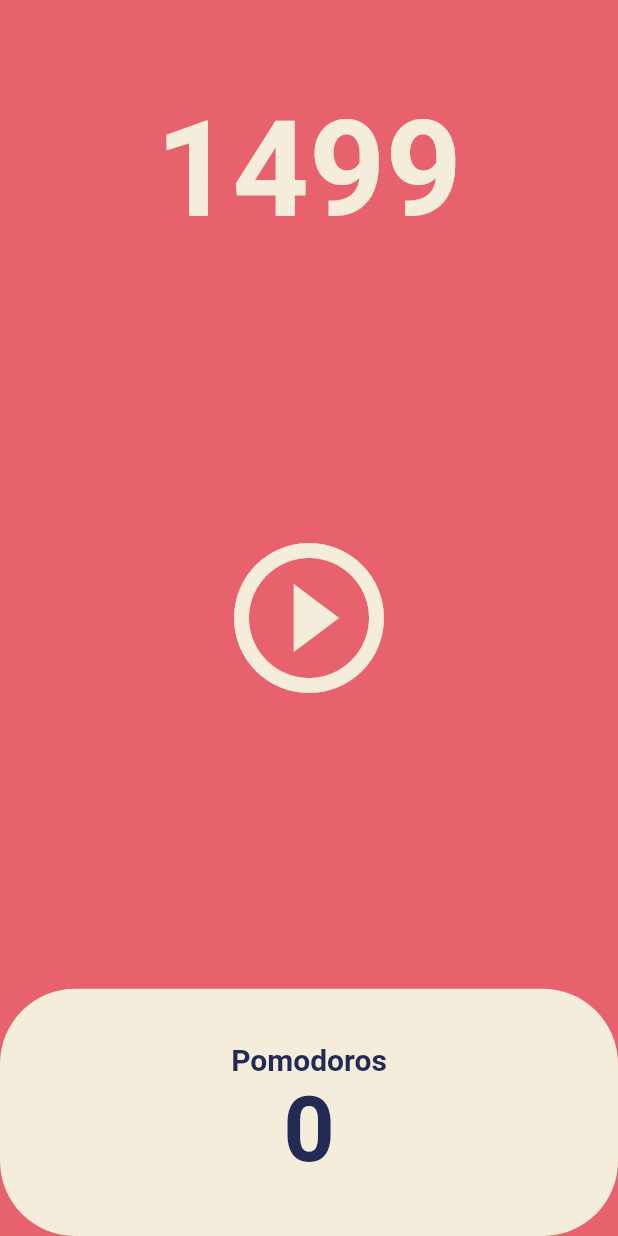
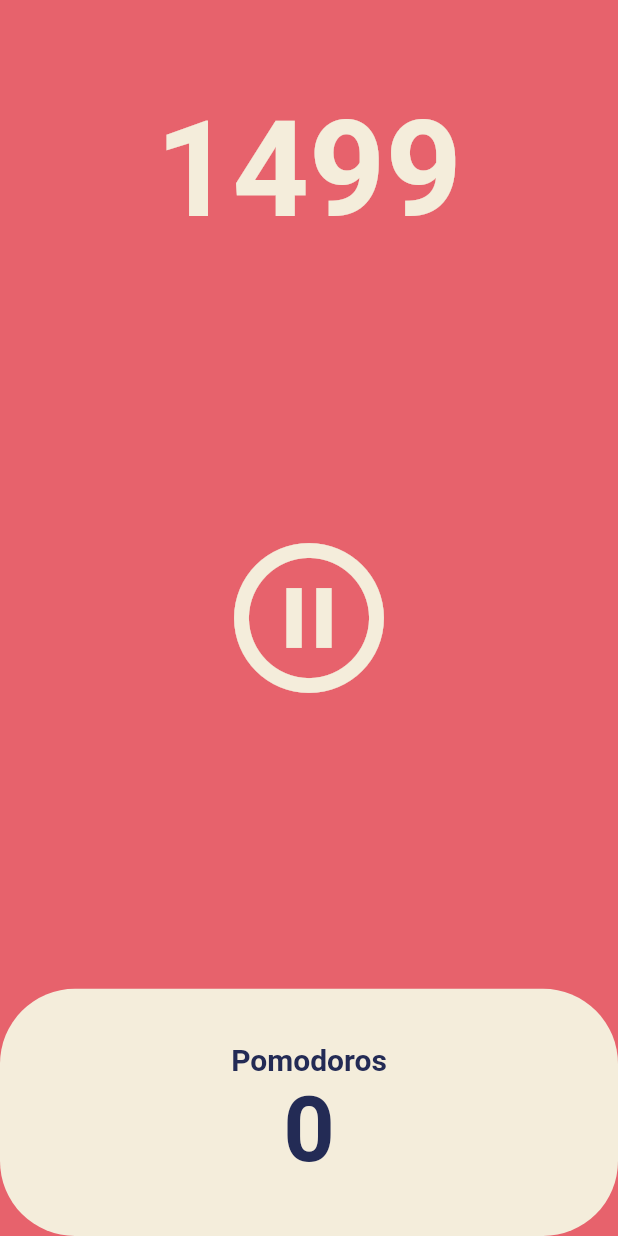
Before and after one commit to tacowasabii/Flutter-Pomodoro, a Flutter app: the screen it shows after launch, after a tap on the "play circle outline" icon, on a phone screen of 412 x 824 dp. Run offline on Flutter 3.47's test engine with Material 2 defaults, Android fonts, the light colour scheme and no system bars.

Commit message:
pause play

```diff
--- a/lib/screens/home_screen.dart
+++ b/lib/screens/home_screen.dart
@@ -11,6 +11,7 @@ class HomeScreen extends StatefulWidget {
 
 class _HomeScreenState extends State<HomeScreen> {
   int totalSeconds = 1500;
+  bool isRunning = false;
   late Timer timer;
 
   void onTick(Timer timer) {
@@ -24,6 +25,16 @@ class _HomeScreenState extends State<HomeScreen> {
       const Duration(seconds: 1),
       onTick,
     );
+    setState(() {
+      isRunning = true;
+    });
+  }
+
+  void onPausePressed() {
+    timer.cancel();
+    setState(() {
+      isRunning = false;
+    });
   }
 
   @override
@@ -49,8 +60,10 @@ class _HomeScreenState extends State<HomeScreen> {
             flex: 3,
             child: Center(
               child: IconButton(
-                onPressed: onStartPressed,
-                icon: const Icon(Icons.play_circle_outline),
+                onPressed: isRunning ? onPausePressed : onStartPressed,
+                icon: Icon(isRunning
+                    ? Icons.pause_circle_outline
+                    : Icons.play_circle_outline),
                 iconSize: 120,
                 color: Theme.of(context).cardColor,
               ),
```
